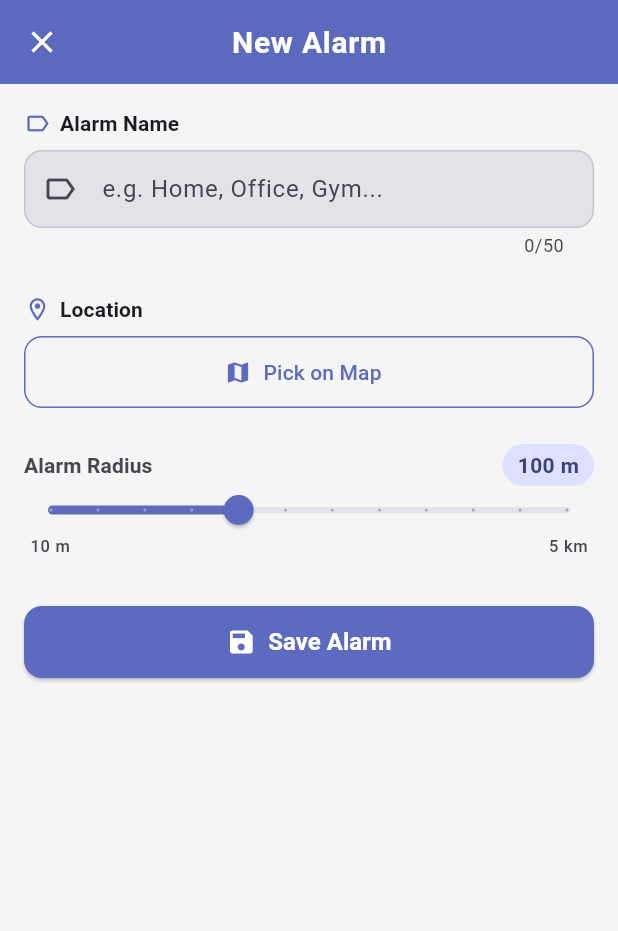
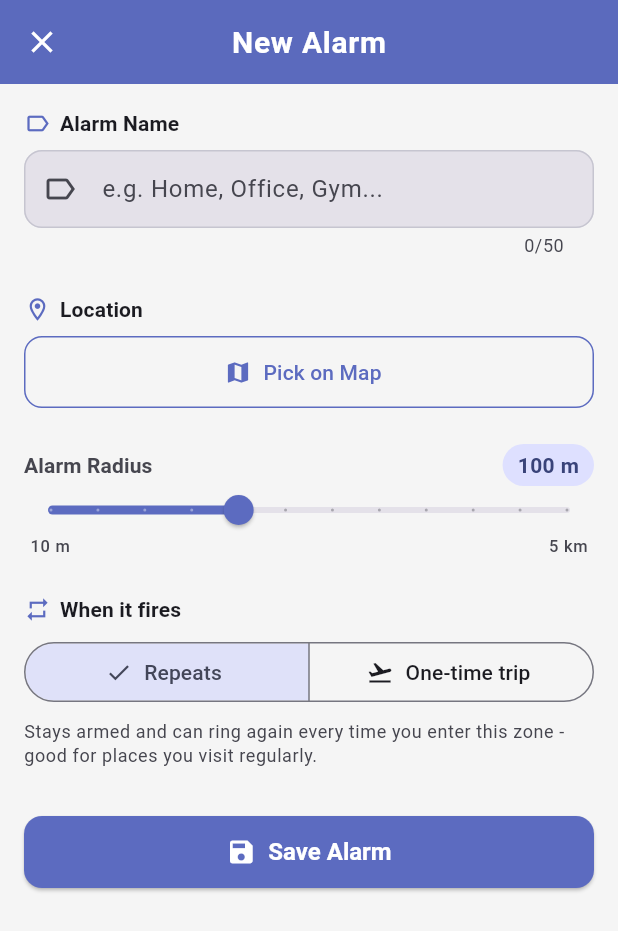
Before and after one commit to MithunKiet/geofence-alarm, a Flutter app: the AlarmSettingsScreen screen opened by its route, on a phone screen of 412 x 824 dp. Shown: the top 931 px of the screen. Run offline on Flutter 3.47's test engine with Material 3 defaults, Android fonts, the phone set to English and light mode, and no system bars; our stand-ins replace flutter_local_notifications, geolocator, google_maps_flutter, permission_handler, sqflite; missing offline and left inert: flutter_foreground_task, flutter_ringtone_player; accounts and stored records are empty.

Commit message:
feat: add one-time (trip) alarms that auto-disarm and stop monitoring
Addresses the "location is always on" concern from a different angle:
instead of only reducing GPS sampling rate, let alarms that are only
needed for a single trip turn themselves - and monitoring - off the
moment they've done their job, rather than staying armed (and the
foreground service alive) indefinitely.

- DB: new is_one_time column (schema v1 -> v2, additive ALTER TABLE
  migration in DatabaseHelper.onUpgrade; existing rows default to 0/false
  so their behavior is unchanged).
- AlarmModel: isOneTime field, defaults to false (repeat), threaded
  through toMap/fromMap/copyWith.
- Alarm Settings screen: SegmentedButton "Repeats" vs "One-time trip"
  with an explanation of what each does; AlarmCard shows a small
  flight-takeoff icon on one-time alarms.
- GeofenceTaskHandler: when a one-time alarm fires, it's immediately
  deactivated in the DB and dropped from the in-memory monitoring set
  (so it can't re-fire), and the UI isolate is told via a new
  'alarmDeactivated' message so the Home screen switch updates live.
  Once the alarm is actually dismissed (not just fired - see below), if
  no alarms remain active and no snooze is pending, the service stops
  itself: FlutterForegroundTask.stopService() called from inside the
  task handler.
- AlarmService: added a setOnAlarmStoppedCallback hook fired at the end
  of every stopAlarm(), regardless of what caused it (Stop button, the
  60s auto-stop timeout, or the stop() half of a snooze cycle). This one
  hook is what the task handler uses to notify the UI and run the
  self-stop check. Without it, an alarm that timed out unattended (no
  Stop press) would never trigger either - the service would sit idle
  but never shut down, and the UI would never learn it stopped except
  via the ring screen's own redundant countdown.
- Snooze ordering fix: the snooze timer is now armed *before* calling
  stopAlarm(), since stopAlarm() synchronously runs the new
  self-stop-if-idle check - arming it first ensures that check sees the
  pending snooze and doesn't tear the service down mid-snooze.

Repeating alarms are entirely unaffected - this is opt-in per alarm.

```diff
--- a/lib/config/constants.dart
+++ b/lib/config/constants.dart
@@ -27,7 +27,7 @@ class AppConstants {
 
   // Database
   static const String dbName = 'geo_alarm.db';
-  static const int dbVersion = 1;
+  static const int dbVersion = 2;
   static const String tableName = 'alarms';
   static const String colId = 'id';
   static const String colTitle = 'title';
@@ -36,6 +36,7 @@ class AppConstants {
   static const String colRadius = 'radius';
   static const String colIsActive = 'is_active';
   static const String colCreatedAt = 'created_at';
+  static const String colIsOneTime = 'is_one_time';
 
   // Notification channels
   static const String alarmChannelId = 'geo_alarm_channel';
--- a/lib/models/alarm_model.dart
+++ b/lib/models/alarm_model.dart
@@ -9,6 +9,12 @@ class AlarmModel {
   final bool isActive;
   final DateTime createdAt;
 
+  /// If true, this alarm deactivates itself (isActive -> false) the moment
+  /// it fires, and monitoring stops entirely once no active alarms remain -
+  /// meant for a single trip, so background location isn't held after use.
+  /// If false (default), it stays armed and can fire again on re-entry.
+  final bool isOneTime;
+
   const AlarmModel({
     this.id,
     required this.title,
@@ -17,6 +23,7 @@ class AlarmModel {
     required this.radius,
     this.isActive = true,
     required this.createdAt,
+    this.isOneTime = false,
   });
 
   Map<String, dynamic> toMap() {
@@ -28,6 +35,7 @@ class AlarmModel {
       AppConstants.colRadius: radius,
       AppConstants.colIsActive: isActive ? 1 : 0,
       AppConstants.colCreatedAt: createdAt.toIso8601String(),
+      AppConstants.colIsOneTime: isOneTime ? 1 : 0,
     };
   }
 
@@ -40,6 +48,9 @@ class AlarmModel {
       radius: map[AppConstants.colRadius] as double,
       isActive: (map[AppConstants.colIsActive] as int) == 1,
       createdAt: DateTime.parse(map[AppConstants.colCreatedAt] as String),
+      // Column added in DB v2; rows migrated from v1 have no value for it,
+      // so default to false (repeat) to preserve their prior behavior.
+      isOneTime: (map[AppConstants.colIsOneTime] as int?) == 1,
     );
   }
 
@@ -51,6 +62,7 @@ class AlarmModel {
     double? radius,
     bool? isActive,
     DateTime? createdAt,
+    bool? isOneTime,
   }) {
     return AlarmModel(
       id: id ?? this.id,
@@ -60,13 +72,15 @@ class AlarmModel {
       radius: radius ?? this.radius,
       isActive: isActive ?? this.isActive,
       createdAt: createdAt ?? this.createdAt,
+      isOneTime: isOneTime ?? this.isOneTime,
     );
   }
 
   @override
   String toString() {
     return 'AlarmModel(id: $id, title: $title, lat: $latitude, lng: $longitude, '
-        'radius: $radius, isActive: $isActive, createdAt: $createdAt)';
+        'radius: $radius, isActive: $isActive, isOneTime: $isOneTime, '
+        'createdAt: $createdAt)';
   }
 
   @override
--- a/lib/screens/alarm/alarm_settings_screen.dart
+++ b/lib/screens/alarm/alarm_settings_screen.dart
@@ -26,6 +26,7 @@ class _AlarmSettingsScreenState extends State<AlarmSettingsScreen> {
   double? _latitude;
   double? _longitude;
   double _radius = AppConstants.defaultRadius;
+  bool _isOneTime = false;
   bool _isSaving = false;
   GoogleMapController? _previewMapController;
 
@@ -40,6 +41,7 @@ class _AlarmSettingsScreenState extends State<AlarmSettingsScreen> {
       _latitude = alarm.latitude;
       _longitude = alarm.longitude;
       _radius = alarm.radius;
+      _isOneTime = alarm.isOneTime;
     }
   }
 
@@ -104,6 +106,7 @@ class _AlarmSettingsScreenState extends State<AlarmSettingsScreen> {
         latitude: _latitude,
         longitude: _longitude,
         radius: _radius,
+        isOneTime: _isOneTime,
       );
       success = await provider.updateAlarm(updated);
     } else {
@@ -114,6 +117,7 @@ class _AlarmSettingsScreenState extends State<AlarmSettingsScreen> {
         radius: _radius,
         isActive: true,
         createdAt: DateTime.now(),
+        isOneTime: _isOneTime,
       );
       final result = await provider.addAlarm(newAlarm);
       success = result != null;
@@ -231,6 +235,15 @@ class _AlarmSettingsScreenState extends State<AlarmSettingsScreen> {
               selectedRadius: _radius,
               onChanged: (r) => setState(() => _radius = r),
             ),
+            const SizedBox(height: 24),
+
+            // Repeat mode section
+            const _SectionLabel(icon: Icons.repeat, label: 'When it fires'),
+            const SizedBox(height: 8),
+            _RepeatModeSelector(
+              isOneTime: _isOneTime,
+              onChanged: (value) => setState(() => _isOneTime = value),
+            ),
             const SizedBox(height: 32),
 
             // Save button
@@ -244,6 +257,54 @@ class _AlarmSettingsScreenState extends State<AlarmSettingsScreen> {
           ],
         ),
       ),
+    );
+  }
+}
+
+class _RepeatModeSelector extends StatelessWidget {
+  final bool isOneTime;
+  final ValueChanged<bool> onChanged;
+
+  const _RepeatModeSelector({
+    required this.isOneTime,
+    required this.onChanged,
+  });
+
+  @override
+  Widget build(BuildContext context) {
+    final colorScheme = Theme.of(context).colorScheme;
+    return Column(
+      crossAxisAlignment: CrossAxisAlignment.stretch,
+      children: [
+        SegmentedButton<bool>(
+          segments: const [
+            ButtonSegment(
+              value: false,
+              label: Text('Repeats'),
+              icon: Icon(Icons.repeat, size: 18),
+            ),
+            ButtonSegment(
+              value: true,
+              label: Text('One-time trip'),
+              icon: Icon(Icons.flight_takeoff, size: 18),
+            ),
+          ],
+          selected: {isOneTime},
+          onSelectionChanged: (selection) => onChanged(selection.first),
+        ),
+        const SizedBox(height: 8),
+        Text(
+          isOneTime
+              ? 'Turns itself off after it rings once, and monitoring stops '
+                  'if this was the last active alarm - saves battery on trips '
+                  'you take occasionally.'
+              : 'Stays armed and can ring again every time you enter this '
+                  'zone - good for places you visit regularly.',
+          style: Theme.of(context).textTheme.bodySmall?.copyWith(
+                color: colorScheme.onSurfaceVariant,
+              ),
+        ),
+      ],
     );
   }
 }
--- a/lib/services/alarm_service.dart
+++ b/lib/services/alarm_service.dart
@@ -17,6 +17,7 @@ class AlarmService {
   AlarmModel? _currentAlarm;
   DateTime? _alarmStartedAt;
   AlarmTriggerCallback? _onAlarmTriggered;
+  VoidCallback? _onAlarmStopped;
 
   bool get isAlarmPlaying => _isAlarmPlaying;
   AlarmModel? get currentAlarm => _currentAlarm;
@@ -28,6 +29,15 @@ class AlarmService {
 
   void setAlarmTriggerCallback(AlarmTriggerCallback callback) {
     _onAlarmTriggered = callback;
+  }
+
+  /// Fired at the end of every stopAlarm() - manual stop, auto-stop timeout,
+  /// or the stop() half of a snooze cycle - regardless of what triggered it.
+  /// The foreground-service isolate uses this single hook to both notify the
+  /// UI isolate and decide whether it can shut itself down, instead of
+  /// duplicating that logic at every call site that can end an alarm.
+  void setOnAlarmStoppedCallback(VoidCallback? callback) {
+    _onAlarmStopped = callback;
   }
 
   Future<void> startAlarm(AlarmModel alarm) async {
@@ -82,6 +92,7 @@ class AlarmService {
     _isAlarmPlaying = false;
     _currentAlarm = null;
     _alarmStartedAt = null;
+    _onAlarmStopped?.call();
   }
 
   Future<void> snoozeAlarm(AlarmModel alarm) async {
```
Also changed, not shown: lib/database/database_helper.dart (+12 -1 lines), lib/main.dart (+14 -5 lines), lib/services/geofence_task_handler.dart (+66 -6 lines), lib/widgets/alarm_card.dart (+14 -2 lines).
